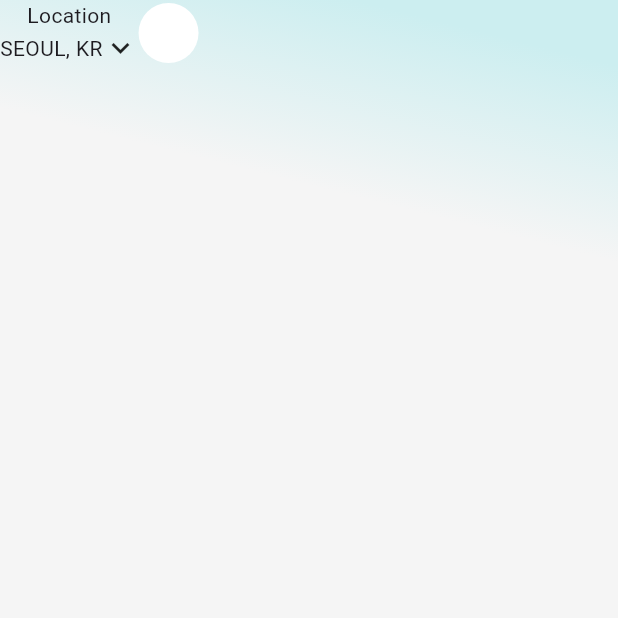
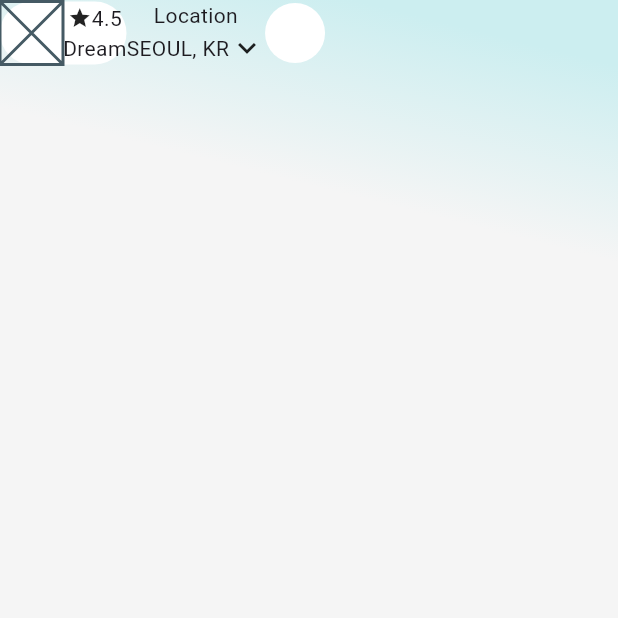
Before and after one commit to JAICHANGPARK/flutter_notebook_chapter_49, a Flutter app: the RealEstateHomePage screen opened directly, on a phone screen of 412 x 824 dp, the top half of it. Run offline on Flutter 3.47's test engine with Material 3 defaults, Android fonts, the phone set to English and light mode, and no system bars; our stand-ins replace dots_indicator, gap, google_fonts.

Commit message:
Update real_estate_home_page.dart

```diff
--- a/lib/ep2472_real_estate_app/ui/real_estate_home_page.dart
+++ b/lib/ep2472_real_estate_app/ui/real_estate_home_page.dart
@@ -41,6 +41,27 @@ class _RealEstateHomePageState extends State<RealEstateHomePage> {
                           shape: StadiumBorder(),
                           color: Colors.white,
                         ),
+                        child: Row(
+                          children: [
+                            Container(
+                              height: 42,
+                              width: 42,
+                              child: Placeholder(),
+                            ),
+                            Column(
+                              children: [
+                                Row(
+                                  children: [
+                                    Icon(Icons.star, size: 16,),
+                                    Text('4.5'),
+                                  ],
+                                ),
+                                Text("Dream"),
+
+                              ],
+                            )
+                          ],
+                        ),
                       ),
                       Column(
                         children: [
```
